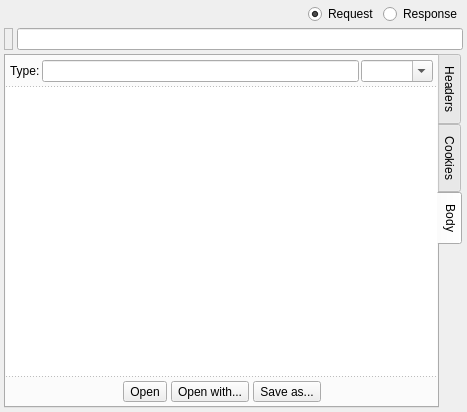
This is plugins/httptool/resultform.ui in PostMonster/postmonster as Qt 5 draws it before an edit. The edited form follows.
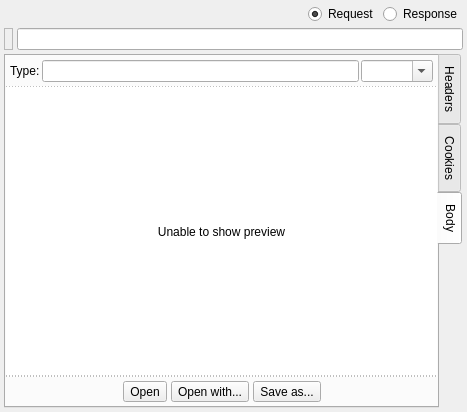
This is the edited form. The open tabs and pages were chosen to show the change. Custom widgets are drawn as their Qt base class.

Commit message: Show content-type and message if it could not be previewed

Diff of the .ui file:
```diff
--- a/plugins/httptool/resultform.ui
+++ b/plugins/httptool/resultform.ui
@@ -296,6 +296,40 @@
 border-bottom: 1px dotted gray;</string>
              </property>
              <property name="text">
+              <string/>
+             </property>
+             <property name="alignment">
+              <set>Qt::AlignCenter</set>
+             </property>
+            </widget>
+           </item>
+          </layout>
+         </widget>
+         <widget class="QWidget" name="unknownDataPage">
+          <layout class="QVBoxLayout" name="verticalLayout_7">
+           <property name="spacing">
+            <number>4</number>
+           </property>
+           <property name="leftMargin">
+            <number>0</number>
+           </property>
+           <property name="topMargin">
+            <number>0</number>
+           </property>
+           <property name="rightMargin">
+            <number>0</number>
+           </property>
+           <property name="bottomMargin">
+            <number>0</number>
+           </property>
+           <item>
+            <widget class="QLabel" name="unknownDataLabel">
+             <property name="styleSheet">
+              <string notr="true">background: white;
+border-top: 1px dotted gray;
+border-bottom: 1px dotted gray;</string>
+             </property>
+             <property name="text">
               <string>Unable to show preview</string>
              </property>
              <property name="alignment">
```
The commit also changes 1 other file.
